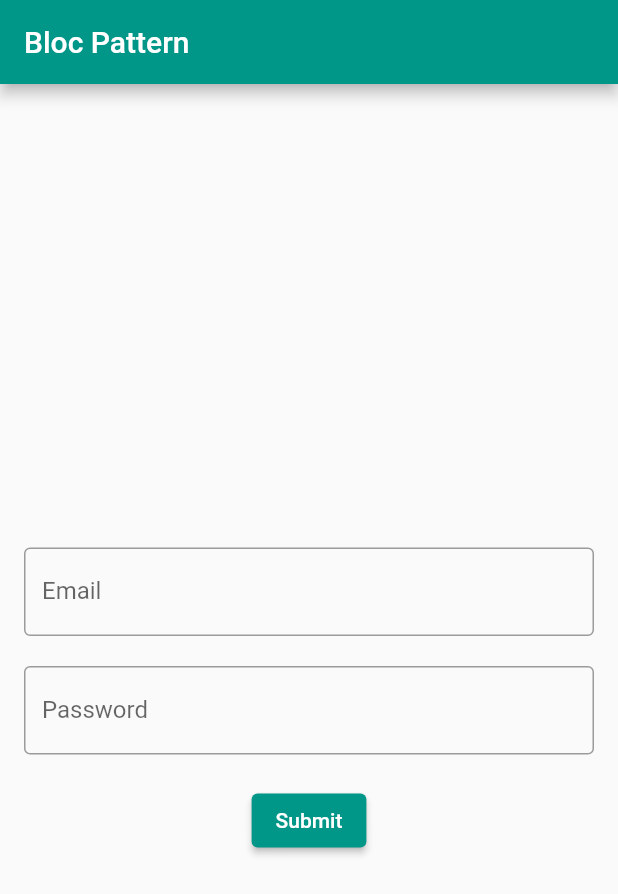
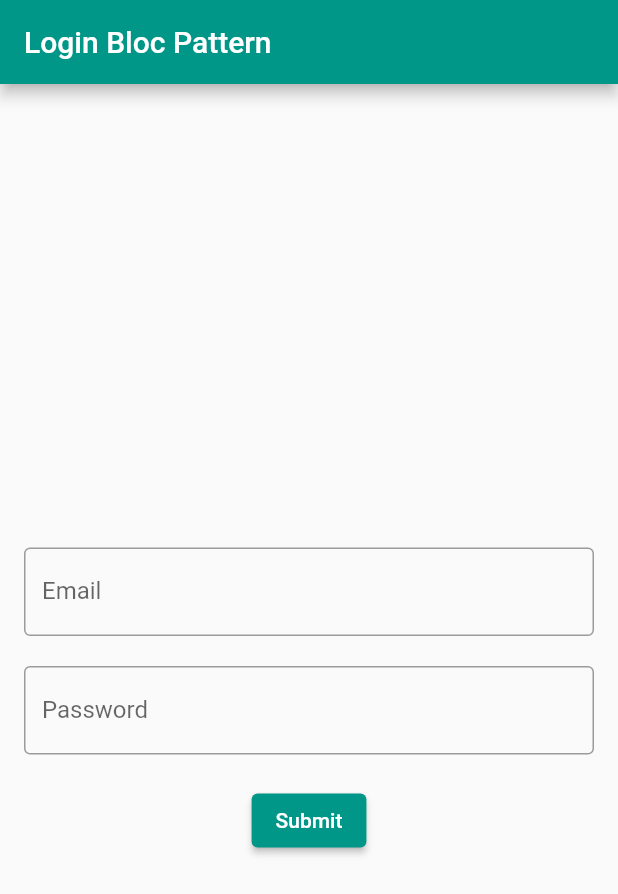
Before and after one commit to NirmalaSudhirr/flutter_machine_test, a Flutter app: the screen it shows after launch, on a phone screen of 412 x 824 dp. Shown: the top 894 px of the screen. Run offline on Flutter 3.47's test engine with Material 2 defaults, Android fonts, the phone set to English and light mode, and no system bars; our stand-ins replace rxdart.

Commit message:
second commit

```diff
--- a/lib/main.dart
+++ b/lib/main.dart
@@ -14,6 +14,7 @@ class MyApp extends StatelessWidget {
   Widget build(BuildContext context) {
     return MaterialApp(
       home: HomePage(),
+
       theme: ThemeData(
         primarySwatch: Colors.teal,
       ),
@@ -22,7 +23,12 @@ class MyApp extends StatelessWidget {
   }
 }
 
-class HomePage extends StatelessWidget {
+class HomePage extends StatefulWidget {
+  @override
+  _HomePageState createState() => _HomePageState();
+}
+
+class _HomePageState extends State<HomePage> {
   changeThePage(BuildContext context) {
     Navigator.of(context)
         .push(MaterialPageRoute(builder: (context) => HomeScreen()));
@@ -34,7 +40,7 @@ class HomePage extends StatelessWidget {
 
     return Scaffold(
       appBar: AppBar(
-        title: Text("Bloc Pattern"),
+        title: Text("Login Bloc Pattern"),
       ),
       body: SingleChildScrollView(
         child: Container(
```
Also changed, not shown: lib/views/Home.dart (+21 -10 lines), 5 other files.
